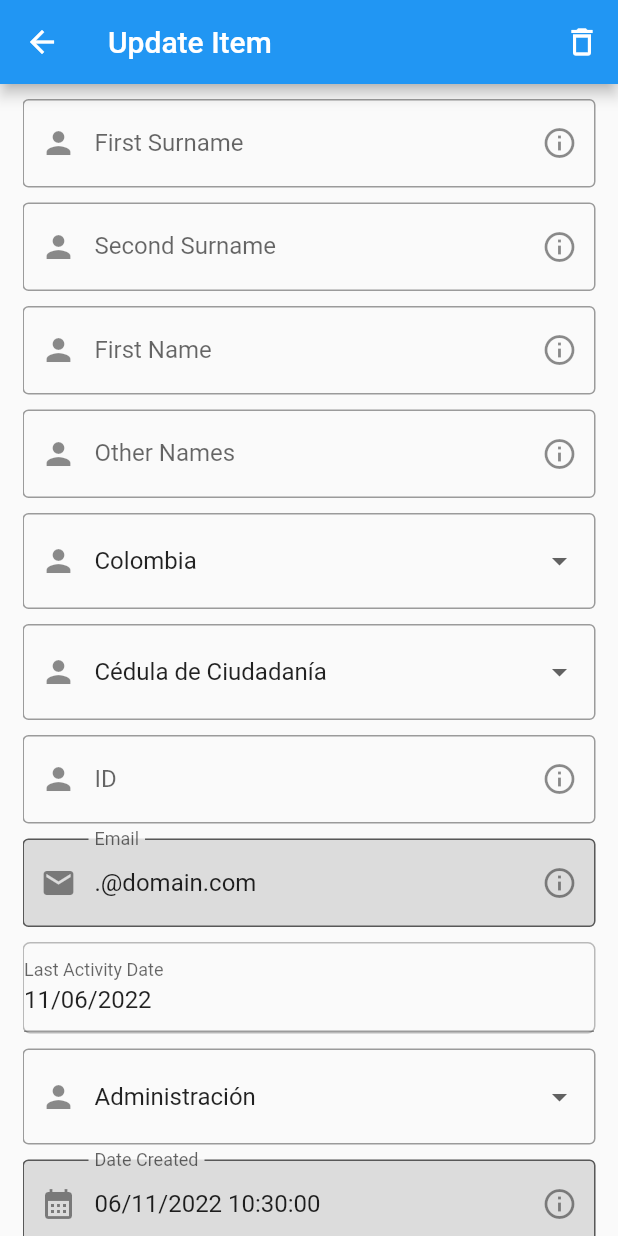
After one commit to ric-gon/flutter_crud_firebase, a Flutter app: the TestPage screen opened directly, on a phone screen of 412 x 824 dp. The commit adds this screen. Run offline on Flutter 3.47's test engine with Material 2 defaults, Android fonts, the light colour scheme and no system bars; our stand-ins replace cloud_firestore, firebase_auth, firebase_core; accounts and stored records are empty; network calls fail.

Commit message:
added test pages that were created to implement Forms and Alert Dialogs

```diff
--- a/lib/pages/home_page.dart
+++ b/lib/pages/home_page.dart
@@ -62,13 +62,13 @@ class _HomePageState extends State<HomePage> {
             },
             icon: const Icon(Icons.logout),
           ),
-          /*IconButton(
+          IconButton(
             onPressed: () {
               Navigator.push(
                   context, MaterialPageRoute(builder: (context) => const TestPage()));
             },
             icon: const Icon(Icons.error_outline_sharp),
-          ),*/
+          ),
         ],
       ),
       body: StreamBuilder(
--- a/lib/pages/item_view.dart
+++ b/lib/pages/item_view.dart
@@ -2,7 +2,6 @@ import 'package:armirene_colombia_sas/widgets/custom_alert_dialog.dart';
 import 'package:cloud_firestore/cloud_firestore.dart';
 import 'package:firebase_auth/firebase_auth.dart';
 import 'package:flutter/material.dart';
-import 'package:armirene_colombia_sas/controllers/views_controller.dart';
 import 'package:armirene_colombia_sas/models/item.dart';
 // ignore: depend_on_referenced_packages
 import 'package:intl/intl.dart';
@@ -51,7 +50,6 @@ class _ItemViewState extends State<ItemView> {
   updateItem() {
     try {
       DateFormat dateFormat = DateFormat("yyyy-MM-dd HH:mm:ss");
-      print(_lastActivity);
       FirebaseFirestore.instance
           .collection('items')
           .doc(widget.item.email.toString())
@@ -156,7 +154,7 @@ class _ItemViewState extends State<ItemView> {
   Widget build(BuildContext context) {
     return Scaffold(
       appBar: AppBar(
-        title: const Text("Update Item"),
+        title: const Text("Update/Delete Item"),
       ),
       body: Padding(
         padding: const EdgeInsets.symmetric(horizontal: 15.0),
@@ -373,8 +371,9 @@ class _ItemViewState extends State<ItemView> {
         child: IconButton(
           onPressed: () {
             setState(() {
+              deleteItem();
               _showMyDialog(
-                  "Delete Item?", "you will delete this item...", "Delete");
+                  "Delete Item", "you deleted this item.", "Home");
             });
           },
           icon: const Icon(Icons.delete_outline_outlined),
--- /dev/null
+++ b/lib/pages/test_page.dart
@@ -0,0 +1,34 @@
+import 'package:flutter/material.dart';
+import 'package:armirene_colombia_sas/controllers/views_controller.dart';
+import 'package:armirene_colombia_sas/widgets/create_item_form.dart';
+
+class TestPage extends StatefulWidget {
+const TestPage({ Key? key }) : super(key: key);
+
+  @override
+  State<TestPage> createState() => _TestPageState();
+}
+
+class _TestPageState extends State<TestPage> {
+
+  @override
+  Widget build(BuildContext context){
+    return Scaffold(
+      appBar: AppBar(
+        title: const Text("Update Item"),
+        actions: [
+          IconButton(
+            onPressed: () {
+                  setState(() {
+                    Navigator.pop(context, MaterialPageRoute(builder: (context)=> ViewsController()));
+                  });
+                },
+            icon: const Icon(Icons.delete_outline_outlined),
+            color: Colors.white,
+          )
+        ],
+      ),
+      body: CreateItemForm(),
+    );
+  }
+}
--- /dev/null
+++ b/lib/widgets/create_item_form.dart
@@ -0,0 +1,321 @@
+import 'package:flutter/material.dart';
+//import 'package:armirene_colombia_sas/controllers/views_controller.dart';
+import 'custom_alert_dialog.dart';
+
+
+// ignore: use_key_in_widget_constructors
+class CreateItemForm extends StatefulWidget {
+  @override
+  // ignore: library_private_types_in_public_api
+  _CreateItemFormState createState() => _CreateItemFormState();
+}
+
+class _CreateItemFormState extends State<CreateItemForm> {
+  final _formKey = GlobalKey<FormState>();
+  static const List<String> countriesList = ['Colombia', 'United States'];
+  static const List<String> idTypeList = [
+    'Cédula de Ciudadanía',
+    'Cédula de Extranjería',
+    'Pasaporte',
+    'Permiso Especial'
+  ];
+  static const List<String> verticalsList = [
+    'Administración',
+    'Financiera',
+    'Compras',
+    'Infraestructura',
+    'Operación',
+    'TalentoHumano',
+    'Servicios Varios',
+    'etc.'
+  ];
+  List<String> domain = ["", ".", "", "@domain.com"];
+  String _country = countriesList.first;
+  String _idType = idTypeList.first;
+  String _vertical = verticalsList.first;
+  final _firstSurname = TextEditingController();
+  final _secondSurname = TextEditingController();
+  final _firstName = TextEditingController();
+  final _otherNames = TextEditingController();
+  final _id = TextEditingController();
+  final _email = TextEditingController();
+  static final DateTime _dateCreated = DateTime.now();
+  final _lastActivity = DateTime.now();
+
+  String convertedDateTime =
+      "${_dateCreated.day.toString().padLeft(2, '0')}/${_dateCreated.month.toString().padLeft(2, '0')}/${_dateCreated.year.toString()} ${_dateCreated.hour.toString().padLeft(2, '0')}:${_dateCreated.minute.toString().padLeft(2, '0')}:${_dateCreated.second.toString().padLeft(2, '0')}";
+
+  updateDomain(textDomain, int position) {
+    if (position == 0) {
+      domain[0] = textDomain;
+      return domain;
+    } else {
+      domain[2] = textDomain;
+      return domain;
+    }
+  }
+
+  Future<void> _showMyDialog(txt1, txt2, txtBttn1) async {
+    return showDialog<void>(
+        context: context,
+        barrierDismissible: false, // user must tap button!
+        builder: (_) =>
+            CustomAlertDialog(text1: txt1, text2: txt2, textButton1: txtBttn1));
+  }
+
+  String? validateName(String? name) {
+    String pattern = r"^[a-zA-Z]";
+    RegExp regex = RegExp(pattern);
+    if (name == null ||
+        name.isEmpty ||
+        !regex.hasMatch(name) ||
+        name.length > 20) {
+      return 'Enter a valid name';
+    } else {
+      return null;
+    }
+  }
+
+  String? validateOtherName(String? name) {
+    String pattern = r"^[a-zA-Z]";
+    RegExp regex = RegExp(pattern);
+    if (name == null ||
+        name.isEmpty ||
+        !regex.hasMatch(name) ||
+        name.length > 50) {
+      return null;
+    } else {
+      return 'Enter a valid name';
+    }
+  }
+
+  String? validateID(String? id) {
+    String pattern = r"^[a-zA-Z0-9-]";
+    RegExp regex = RegExp(pattern);
+    if (id == null || id.isEmpty || !regex.hasMatch(id)) {
+      return 'Enter a valid name';
+    } else {
+      return null;
+    }
+  }
+
+  @override
+  Widget build(BuildContext context) {
+    return Padding(
+      padding: const EdgeInsets.symmetric(horizontal: 15.0),
+      child: Form(
+        key: _formKey,
+        child: SingleChildScrollView(
+          child: Column(
+            children: <Widget>[
+              const SizedBox(height: 10),
+              TextFormField(
+                autovalidateMode: AutovalidateMode.onUserInteraction,
+                validator: (value) => validateName(value),
+                controller: _firstSurname,
+                decoration: const InputDecoration(
+                  suffixIcon: Tooltip(
+                    message: "(ñ) is not acepted and max size is 20 letters",
+                    child: Icon(Icons.info_outline),
+                  ),
+                  prefixIcon: Icon(Icons.person),
+                  labelText: "First Surname",
+                  border: OutlineInputBorder(),
+                ),
+                onChanged: (String? value) {
+                  setState(() {
+                    updateDomain(value, 0);
+                  });
+                },
+              ),
+              const SizedBox(height: 10),
+              TextFormField(
+                autovalidateMode: AutovalidateMode.onUserInteraction,
+                validator: (value) => validateName(value),
+                controller: _secondSurname,
+                decoration: const InputDecoration(
+                  suffixIcon: Tooltip(
+                    message: "(ñ) is not acepted and max size is 20 letters",
+                    child: Icon(Icons.info_outline),
+                  ),
+                  prefixIcon: Icon(Icons.person),
+                  labelText: "Second Surname",
+                  border: OutlineInputBorder(),
+                ),
+              ),
+              const SizedBox(height: 10),
+              TextFormField(
+                autovalidateMode: AutovalidateMode.onUserInteraction,
+                validator: (value) => validateName(value),
+                controller: _firstName,
+                decoration: const InputDecoration(
+                  suffixIcon: Tooltip(
+                    message: "(ñ) is not acepted and max size is 20 letters",
+                    child: Icon(Icons.info_outline),
+                  ),
+                  prefixIcon: Icon(Icons.person),
+                  labelText: "First Name",
+                  border: OutlineInputBorder(),
+                ),
+                onChanged: (String? value) {
+                  setState(() {
+                    updateDomain(value, 1);
+                  });
+                },
+              ),
+              const SizedBox(height: 10),
+              TextFormField(
+                autovalidateMode: AutovalidateMode.onUserInteraction,
+                validator: (value) => validateOtherName(value),
+                controller: _otherNames,
+                decoration: const InputDecoration(
+                  suffixIcon: Tooltip(
+                    message:
+                        "[Optional field] (ñ) is not acepted and max size is 50 letters",
+                    child: Icon(Icons.info_outline),
+                  ),
+                  prefixIcon: Icon(Icons.person),
+                  labelText: "Other Names",
+                  border: OutlineInputBorder(),
+                ),
+              ),
+              const SizedBox(height: 10),
+              DropdownButtonFormField(
+                decoration: const InputDecoration(
+                  prefixIcon: Icon(Icons.person),
+                  border: OutlineInputBorder(),
+                ),
+                value: _country,
+                items: countriesList
+                    .map((value) => DropdownMenuItem(
+                          value: value,
+                          child: Text(value),
+                        ))
+                    .toList(),
+                onChanged: (String? value) {
+                  setState(() {
+                    _country = value!;
+                  });
+                },
+              ),
+              const SizedBox(height: 10),
+              DropdownButtonFormField(
+                decoration: const InputDecoration(
+                  prefixIcon: Icon(Icons.person),
+                  border: OutlineInputBorder(),
+                ),
+                value: _idType,
+                items: idTypeList
+                    .map((value) => DropdownMenuItem(
+                          value: value,
+                          child: Text(value),
+                        ))
+                    .toList(),
+                onChanged: (String? value) {
+                  setState(() {
+                    _idType = value!;
+                  });
+                },
+              ),
+              const SizedBox(height: 10),
+              TextFormField(
+                autovalidateMode: AutovalidateMode.onUserInteraction,
+                validator: (value) => validateID(value),
+                controller: _id,
+                decoration: const InputDecoration(
+                  suffixIcon: Tooltip(
+                    message: "This value must be unique",
+                    child: Icon(Icons.info_outline),
+                  ),
+                  prefixIcon: Icon(Icons.person),
+                  labelText: "ID",
+                  border: OutlineInputBorder(),
+                ),
+              ),
+              const SizedBox(height: 10),
+              TextFormField(
+                autovalidateMode: AutovalidateMode.onUserInteraction,
+                readOnly: true,
+                controller: _email..text = domain.join(),
+                decoration: const InputDecoration(
+                  suffixIcon: Tooltip(
+                    message: "Auto-generated field",
+                    child: Icon(Icons.info_outline),
+                  ),
+                  prefixIcon: Icon(Icons.email),
+                  filled: true,
+                  fillColor: Colors.black12,
+                  labelText: "Email",
+                  border: OutlineInputBorder(),
+                ),
+              ),
+              const SizedBox(height: 10),
+              Container(
+                decoration: BoxDecoration(
+                  border: Border.all(color: Colors.black26),
+                  borderRadius: BorderRadius.circular(5),
+                ),
+                child: InputDatePickerFormField(
+                  fieldLabelText: "Last Activity Date",
+                  initialDate: _lastActivity,
+                  firstDate: DateTime.now().subtract(const Duration(days: 31)),
+                  lastDate: DateTime.now(),
+                ),
+              ),
+              const SizedBox(height: 10),
+              DropdownButtonFormField(
+                decoration: const InputDecoration(
+                  prefixIcon: Icon(Icons.person),
+                  border: OutlineInputBorder(),
+                ),
+                value: _vertical,
+                items: verticalsList
+                    .map((value) => DropdownMenuItem(
+                          value: value,
+                          child: Text(value),
+                        ))
+                    .toList(),
+                onChanged: (String? value) {
+                  setState(() {
+                    _vertical = value!;
+                  });
+                },
+              ),
+              const SizedBox(height: 10),
+              TextFormField(
+                autovalidateMode: AutovalidateMode.onUserInteraction,
+                readOnly: true,
+                controller: TextEditingController()..text = convertedDateTime,
+                decoration: const InputDecoration(
+                  suffixIcon: Tooltip(
+                    message: "Auto-generated field",
+                    child: Icon(Icons.info_outline),
+                  ),
+                  prefixIcon: Icon(Icons.calendar_month),
+                  labelText: "Date Created",
+                  filled: true,
+                  fillColor: Colors.black12,
+                  border: OutlineInputBorder(),
+                ),
+              ),
+              ElevatedButton(
+                onPressed: () {
+                  setState(() {
+                    if (_formKey.currentState!.validate()) {
+                      ScaffoldMessenger.of(context).showSnackBar(
+                        const SnackBar(content: Text('Processing data...')),
+                      );
+                    } else {
+                      _showMyDialog("Error", "Invalid values", "Close");
+                    }
+                  });
+                },
+                child: const Text("Create Item"),
+              ),
+            ],
+          ),
+        ),
+      ),
+    );
+  }
+}
--- a/lib/widgets/custom_alert_dialog.dart
+++ b/lib/widgets/custom_alert_dialog.dart
@@ -1,4 +1,3 @@
-import 'package:armirene_colombia_sas/controllers/views_controller.dart';
 import 'package:flutter/material.dart';
 
 // ignore: use_key_in_widget_constructors, must_be_immutable
@@ -29,8 +28,7 @@ class _CustomAlertDialogState extends State<CustomAlertDialog> {
             child: Text(widget.textButton1),
             onPressed: () {
               if (widget.textButton1 == "Home") {
-                Navigator.of(context).push(
-                    MaterialPageRoute(builder: (context) => ViewsController()));
+                Navigator.popUntil(context, (route) => route.isFirst);
               } else {
                 Navigator.of(context).pop();
               }
```
